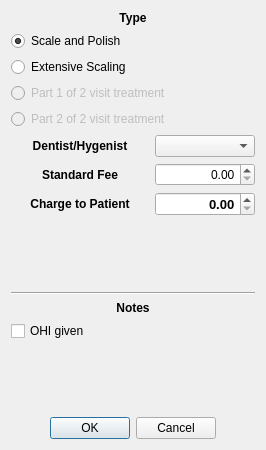
Before: the Qt Designer form src/openmolar/qt-designer/hygenist_wizard.ui in rowinggolfer/openmolar1, drawn with Qt 5.
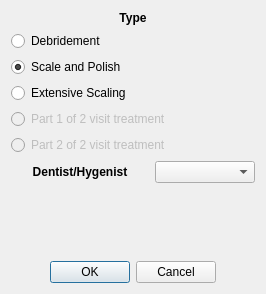
After: the same form once the commit is applied.

Commit message: simpler hygenist wizard + debridement option

Diff of the .ui file:
```diff
--- a/src/openmolar/qt-designer/hygenist_wizard.ui
+++ b/src/openmolar/qt-designer/hygenist_wizard.ui
@@ -7,7 +7,7 @@
     <x>0</x>
     <y>0</y>
     <width>266</width>
-    <height>450</height>
+    <height>294</height>
    </rect>
   </property>
   <property name="windowTitle">
@@ -30,7 +30,7 @@
      </property>
     </widget>
    </item>
-   <item row="1" column="0" colspan="2">
+   <item row="2" column="0" colspan="2">
     <widget class="QRadioButton" name="sp_radioButton">
      <property name="text">
       <string>Scale and Polish</string>
@@ -40,7 +40,7 @@
      </property>
     </widget>
    </item>
-   <item row="2" column="0" colspan="2">
+   <item row="3" column="0" colspan="2">
     <widget class="QRadioButton" name="extsp_radioButton">
      <property name="text">
       <string>Extensive Scaling</string>
@@ -50,7 +50,7 @@
      </property>
     </widget>
    </item>
-   <item row="3" column="0" colspan="2">
+   <item row="4" column="0" colspan="2">
     <widget class="QRadioButton" name="twovisit1_radioButton">
      <property name="enabled">
       <bool>false</bool>
@@ -60,7 +60,7 @@
      </property>
     </widget>
    </item>
-   <item row="4" column="0" colspan="2">
+   <item row="5" column="0" colspan="2">
     <widget class="QRadioButton" name="twovisit2_radioButton">
      <property name="enabled">
       <bool>false</bool>
@@ -70,7 +70,7 @@
      </property>
     </widget>
    </item>
-   <item row="5" column="0">
+   <item row="6" column="0">
     <widget class="QLabel" name="label_2">
      <property name="font">
       <font>
@@ -89,137 +89,23 @@
      </property>
     </widget>
    </item>
-   <item row="5" column="1">
-    <widget class="QComboBox" name="dents_comboBox">
-     <property name="maximumSize">
-      <size>
-       <width>100</width>
-       <height>16777215</height>
-      </size>
-     </property>
-     <property name="font">
-      <font>
-       <weight>75</weight>
-       <bold>true</bold>
-      </font>
-     </property>
-    </widget>
-   </item>
-   <item row="6" column="0">
-    <widget class="QLabel" name="label_4">
-     <property name="font">
-      <font>
-       <weight>75</weight>
-       <bold>true</bold>
-      </font>
-     </property>
-     <property name="text">
-      <string>Standard Fee</string>
-     </property>
-     <property name="alignment">
-      <set>Qt::AlignCenter</set>
-     </property>
-    </widget>
-   </item>
    <item row="6" column="1">
-    <widget class="QDoubleSpinBox" name="fee_doubleSpinBox">
+    <widget class="QComboBox" name="dents_comboBox">
      <property name="maximumSize">
       <size>
        <width>100</width>
        <height>16777215</height>
       </size>
      </property>
-     <property name="alignment">
-      <set>Qt::AlignRight|Qt::AlignTrailing|Qt::AlignVCenter</set>
-     </property>
-     <property name="prefix">
-      <string/>
-     </property>
-    </widget>
-   </item>
-   <item row="7" column="0">
-    <widget class="QLabel" name="label_3">
      <property name="font">
       <font>
        <weight>75</weight>
        <bold>true</bold>
       </font>
      </property>
-     <property name="text">
-      <string>Charge to Patient</string>
-     </property>
-     <property name="alignment">
-      <set>Qt::AlignCenter</set>
-     </property>
     </widget>
    </item>
-   <item row="7" column="1">
-    <widget class="QDoubleSpinBox" name="ptFee_doubleSpinBox">
-     <property name="maximumSize">
-      <size>
-       <width>100</width>
-       <height>16777215</height>
-      </size>
-     </property>
-     <property name="font">
-      <font>
-       <pointsize>10</pointsize>
-       <weight>75</weight>
-       <bold>true</bold>
-      </font>
-     </property>
-     <property name="alignment">
-      <set>Qt::AlignRight|Qt::AlignTrailing|Qt::AlignVCenter</set>
-     </property>
-     <property name="prefix">
-      <string/>
-     </property>
-    </widget>
-   </item>
-   <item row="8" column="0" colspan="2">
-    <spacer name="verticalSpacer_2">
-     <property name="orientation">
-      <enum>Qt::Vertical</enum>
-     </property>
-     <property name="sizeHint" stdset="0">
-      <size>
-       <width>20</width>
-       <height>51</height>
-      </size>
-     </property>
-    </spacer>
-   </item>
-   <item row="9" column="0" colspan="2">
-    <widget class="Line" name="line">
-     <property name="orientation">
-      <enum>Qt::Horizontal</enum>
-     </property>
-    </widget>
-   </item>
-   <item row="10" column="0" colspan="2">
-    <widget class="QLabel" name="label_5">
-     <property name="font">
-      <font>
-       <weight>75</weight>
-       <bold>true</bold>
-      </font>
-     </property>
-     <property name="text">
-      <string>Notes</string>
-     </property>
-     <property name="alignment">
-      <set>Qt::AlignCenter</set>
-     </property>
-    </widget>
-   </item>
-   <item row="11" column="0" colspan="2">
-    <widget class="QCheckBox" name="checkBox">
-     <property name="text">
-      <string>OHI given</string>
-     </property>
-    </widget>
-   </item>
-   <item row="12" column="0" colspan="2">
+   <item row="7" column="0" colspan="2">
     <spacer name="verticalSpacer">
      <property name="orientation">
       <enum>Qt::Vertical</enum>
@@ -232,7 +118,7 @@
      </property>
     </spacer>
    </item>
-   <item row="13" column="0" colspan="2">
+   <item row="8" column="0" colspan="2">
     <widget class="QDialogButtonBox" name="buttonBox">
      <property name="orientation">
       <enum>Qt::Horizontal</enum>
@@ -245,6 +131,13 @@
      </property>
     </widget>
    </item>
+   <item row="1" column="0">
+    <widget class="QRadioButton" name="db_radioButton">
+     <property name="text">
+      <string>Debridement</string>
+     </property>
+    </widget>
+   </item>
   </layout>
  </widget>
  <resources/>
```
The commit also changes 4 other files.
